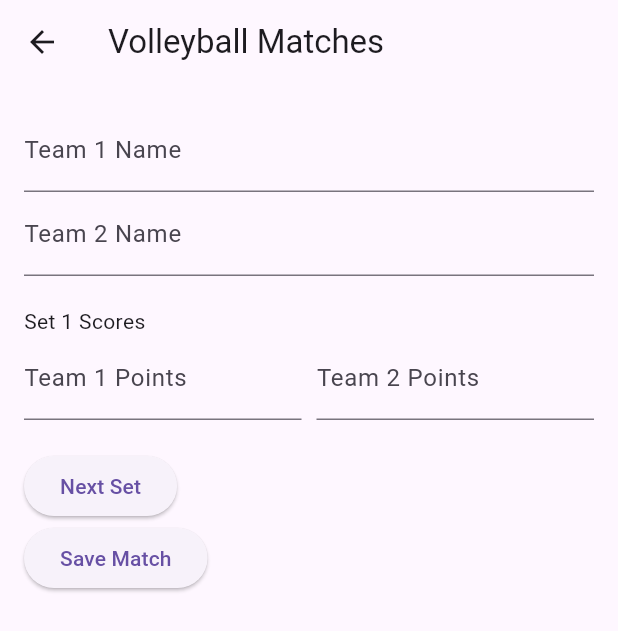
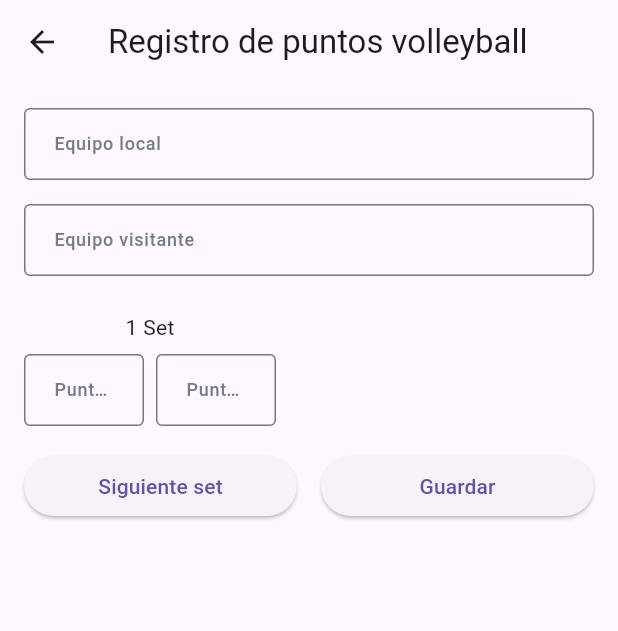
Before and after one commit to Robertopoemape/torneos, a Flutter app: the VolleyballMatchesScreen screen opened directly, on a phone screen of 412 x 824 dp. Shown: the top 631 px of the screen. Run offline on Flutter 3.47's test engine with Material 3 defaults, Android fonts, the phone set to English and light mode, and no system bars; our stand-ins replace cloud_firestore, firebase_core; accounts and stored records are empty; generated files the repository leaves out were written again; network calls fail; Roboto replaces fonts that are missing (Poppins); statements that could not run were skipped.

Commit message:
refactor: modified function register score

```diff
--- a/lib/presentation/register_statistic/volleyball_matches_screen.dart
+++ b/lib/presentation/register_statistic/volleyball_matches_screen.dart
@@ -1,30 +1,26 @@
 import 'package:flutter/material.dart';
 import 'package:cloud_firestore/cloud_firestore.dart';
+
+import '../../components/input_text.dart';
+import '../../core/core.dart';
 
 class VolleyballMatchesScreen extends StatefulWidget {
   const VolleyballMatchesScreen({super.key});
 
   @override
-  _VolleyballMatchesScreenState createState() =>
-      _VolleyballMatchesScreenState();
+  VolleyballMatchesScreenState createState() => VolleyballMatchesScreenState();
 }
 
-class _VolleyballMatchesScreenState extends State<VolleyballMatchesScreen> {
+class VolleyballMatchesScreenState extends State<VolleyballMatchesScreen> {
   final _formKey = GlobalKey<FormState>();
   final TextEditingController _team1Controller = TextEditingController();
   final TextEditingController _team2Controller = TextEditingController();
   final List<Map<String, int>> _sets = [];
+  final List<TextEditingController> _team1PointsControllers = [];
+  final List<TextEditingController> _team2PointsControllers = [];
   int _currentSet = 1;
   final int _maxSets = 5;
-  String? _matchId; // ID del partido en Firestore
-
-  void _addSet(int team1Points, int team2Points) {
-    if (_sets.length < _currentSet) {
-      _sets.add({"team1": team1Points, "team2": team2Points});
-    } else {
-      _sets[_currentSet - 1] = {"team1": team1Points, "team2": team2Points};
-    }
-  }
+  String? _matchId;
 
   Future<void> _saveMatch() async {
     if (_sets.isEmpty) return;
@@ -53,17 +49,17 @@ class _VolleyballMatchesScreenState extends State<VolleyballMatchesScreen> {
         "S1": _sets.isNotEmpty ? _sets[0]["team1"] : 0,
         "S2": _sets.length > 1 ? _sets[1]["team1"] : 0,
         "S3": _sets.length > 2 ? _sets[2]["team1"] : 0,
-        "resultado": team1Wins,
-        "puntaje": team1Wins,
-        "puntos": team1PointsTotal,
+        "result": team1Wins,
+        "score": team1Wins,
+        "point": team1PointsTotal,
       },
       "team2_details": {
         "S1": _sets.isNotEmpty ? _sets[0]["team2"] : 0,
         "S2": _sets.length > 1 ? _sets[1]["team2"] : 0,
         "S3": _sets.length > 2 ? _sets[2]["team2"] : 0,
-        "resultado": team2Wins,
-        "puntaje": team2Wins,
-        "puntos": team2PointsTotal,
+        "result": team2Wins,
+        "score": team2Wins,
+        "point": team2PointsTotal,
       },
     };
 
@@ -75,7 +71,7 @@ class _VolleyballMatchesScreenState extends State<VolleyballMatchesScreen> {
             .add(matchData);
         _matchId = docRef.id; // Guardar el ID del documento
         ScaffoldMessenger.of(context).showSnackBar(
-          SnackBar(content: Text("Match created successfully!")),
+          SnackBar(content: Text("Partido creado con éxito!")),
         );
       } else {
         // Actualizar el documento existente
@@ -84,14 +80,9 @@ class _VolleyballMatchesScreenState extends State<VolleyballMatchesScreen> {
             .doc(_matchId)
             .update(matchData);
         ScaffoldMessenger.of(context).showSnackBar(
-          SnackBar(content: Text("Match updated successfully!")),
+          SnackBar(content: Text("Partido creado con éxito!")),
         );
       }
-
-      setState(() {
-        _sets.clear();
-        _currentSet = 1;
-      });
     } catch (e) {
       ScaffoldMessenger.of(context).showSnackBar(
         SnackBar(content: Text("Error saving data: $e")),
@@ -99,11 +90,35 @@ class _VolleyballMatchesScreenState extends State<VolleyballMatchesScreen> {
     }
   }
 
+  void _addControllersForSet(int index) {
+    if (_team1PointsControllers.length <= index) {
+      _team1PointsControllers.add(TextEditingController());
+      _team2PointsControllers.add(TextEditingController());
+    }
+    if (_sets.length > index) {
+      _team1PointsControllers[index].text = _sets[index]["team1"].toString();
+      _team2PointsControllers[index].text = _sets[index]["team2"].toString();
+    }
+  }
+
+  @override
+  void dispose() {
+    _team1Controller.dispose();
+    _team2Controller.dispose();
+    for (final controller in _team1PointsControllers) {
+      controller.dispose();
+    }
+    for (final controller in _team2PointsControllers) {
+      controller.dispose();
+    }
+    super.dispose();
+  }
+
   @override
   Widget build(BuildContext context) {
     return Scaffold(
       appBar: AppBar(
-        title: Text("Volleyball Matches"),
+        title: Text("Registro de puntos volleyball"),
       ),
       body: SingleChildScrollView(
         child: Padding(
@@ -113,75 +128,63 @@ class _VolleyballMatchesScreenState extends State<VolleyballMatchesScreen> {
             child: Column(
               crossAxisAlignment: CrossAxisAlignment.start,
               children: [
-                TextFormField(
+                InputText(
                   controller: _team1Controller,
-                  decoration: InputDecoration(labelText: "Team 1 Name"),
-                  validator: (value) =>
-                      value!.isEmpty ? "Please enter Team 1 name" : null,
+                  labelText: "Equipo local",
+                  keyboardType: TextInputType.text,
                 ),
-                TextFormField(
+                gap16,
+                InputText(
                   controller: _team2Controller,
-                  decoration: InputDecoration(labelText: "Team 2 Name"),
-                  validator: (value) =>
-                      value!.isEmpty ? "Please enter Team 2 name" : null,
+                  labelText: "Equipo visitante",
+                  keyboardType: TextInputType.text,
                 ),
-                SizedBox(height: 20),
-                Column(
+                gap16,
+                Wrap(
                   children: List.generate(_currentSet, (index) {
-                    return Column(
-                      crossAxisAlignment: CrossAxisAlignment.start,
+                    _addControllersForSet(index);
+                    return Padding(
+                      padding: const EdgeInsets.only(right: 8),
+                      child: Column(
                         children: [
-                        Text("Set ${index + 1} Scores"),
-                        Row(
-                          children: [
-                            Expanded(
-                              child: TextFormField(
-                                decoration:
-                                    InputDecoration(labelText: "Team 1 Points"),
-                                keyboardType: TextInputType.number,
-                                validator: (value) =>
-                                    value!.isEmpty ? "Enter points" : null,
-                                onSaved: (value) {
-                                  if (value != null) {
-                                    final team1Points = int.parse(value);
-                                    final team2Points = _sets.length > index
-                                        ? _sets[index]["team2"] ?? 0
-                                        : 0;
-                                    _addSet(team1Points, team2Points);
-                                  }
-                                },
+                          Padding(
+                            padding: const EdgeInsets.symmetric(vertical: 8),
+                            child: Text(
+                              "${index + 1} Set",
                             ),
                           ),
-                            SizedBox(width: 10),
-                            Expanded(
-                              child: TextFormField(
-                                decoration:
-                                    InputDecoration(labelText: "Team 2 Points"),
-                                keyboardType: TextInputType.number,
-                                validator: (value) =>
-                                    value!.isEmpty ? "Enter points" : null,
-                                onSaved: (value) {
-                                  if (value != null) {
-                                    final team2Points = int.parse(value);
-                                    final team1Points = _sets.length > index
-                                        ? _sets[index]["team1"] ?? 0
-                                        : 0;
-                                    _addSet(team1Points, team2Points);
-                                  }
-                                },
+                          Wrap(
+                            alignment: WrapAlignment.spaceBetween,
+                            children: [
+                              SizedBox(
+                                width: 80,
+                                child: InputText(
+                                  controller: _team1PointsControllers[index],
+                                  labelText: "Puntos",
+                                ),
+                              ),
+                              space8,
+                              SizedBox(
+                                width: 80,
+                                child: InputText(
+                                  controller: _team2PointsControllers[index],
+                                  labelText: "Puntos",
                                 ),
                               ),
                             ],
                           ),
-                        SizedBox(height: 20),
                         ],
+                      ),
                     );
                   }),
                 ),
+                gap16,
                 Row(
                   mainAxisAlignment: MainAxisAlignment.spaceBetween,
                   children: [
-                    ElevatedButton(
+                    if (_currentSet < _maxSets)
+                      Expanded(
+                        child: ElevatedButton(
                           onPressed: () {
                             if (_formKey.currentState!.validate()) {
                               _formKey.currentState!.save();
@@ -190,14 +193,12 @@ class _VolleyballMatchesScreenState extends State<VolleyballMatchesScreen> {
                               });
                             }
                           },
-                      child: Text("Next Set"),
+                          child: Text("Siguiente set"),
                         ),
-                  ],
                       ),
-                Row(
-                  mainAxisAlignment: MainAxisAlignment.spaceBetween,
-                  children: [
-                    ElevatedButton(
+                    space16,
+                    Expanded(
+                      child: ElevatedButton(
                         onPressed: () {
                           if (_formKey.currentState!.validate()) {
                             _formKey.currentState!.save();
@@ -206,7 +207,8 @@ class _VolleyballMatchesScreenState extends State<VolleyballMatchesScreen> {
                             });
                           }
                         },
-                      child: Text("Save Match"),
+                        child: Text("Guardar"),
+                      ),
                     ),
                   ],
                 ),
```
Lines whose indentation alone changed are shown as unchanged.
